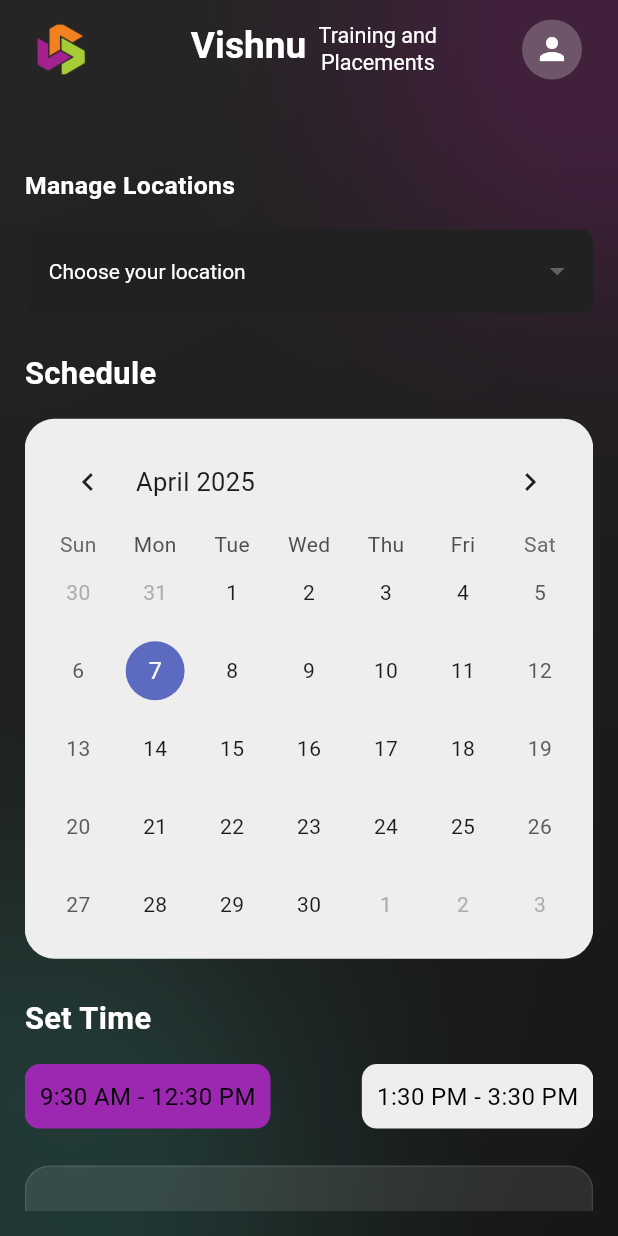
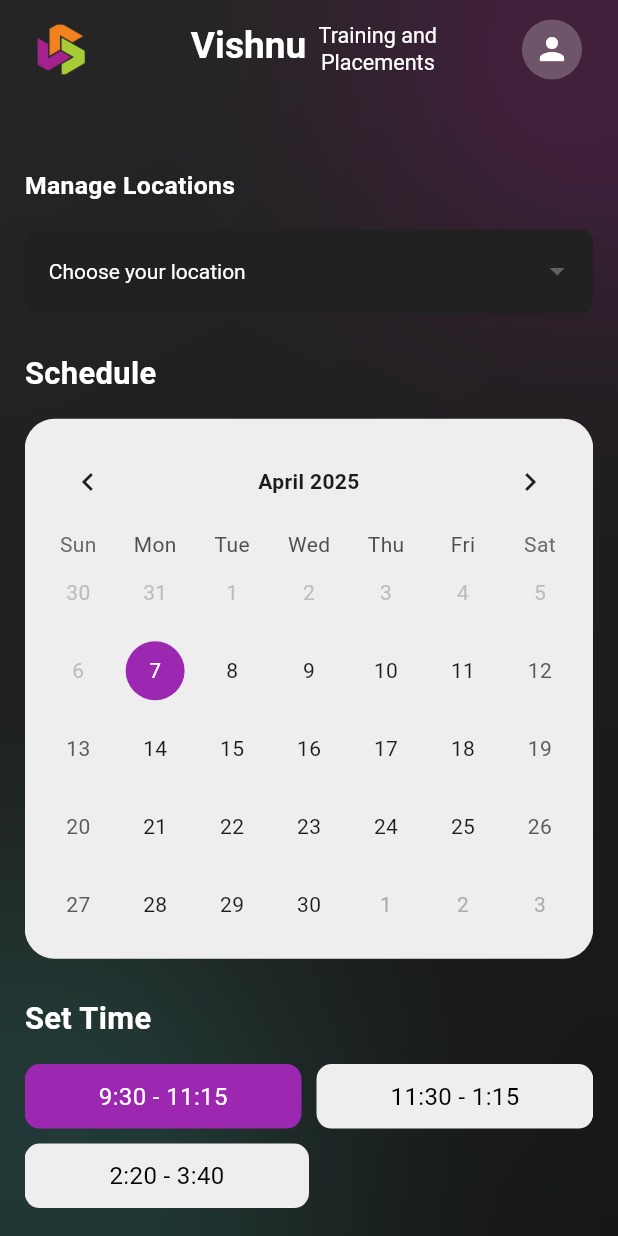
Before and after one commit to Abhi-0987/Vishnu-Training-Placement, a Flutter app: the EventVenueScreen screen opened directly, on a phone screen of 412 x 824 dp. Run offline on Flutter 3.47's test engine with Material 3 defaults, Android fonts, the phone set to English and light mode, and no system bars; drawn by our look-alikes of table_calendar; our stand-ins replace file_picker, fl_chart, get, lottie, pie_chart, shared_preferences; missing offline and left inert: excel; accounts and stored records are empty; Roboto replaces fonts that are missing (Alata); project files that could hold a hidden picture were left out.

Commit message:
made changes in the UI:three times slots,color changes, changed butto… (#32)
* made changes in the UI:three times slots,color changes, changed button name

* made the UI changes

```diff
--- a/lib/main.dart
+++ b/lib/main.dart
@@ -1,5 +1,6 @@
 import 'package:flutter/material.dart';
 import 'package:vishnu_training_and_placements/roots/app_roots.dart';
+import 'package:vishnu_training_and_placements/screens/event_venue.dart';
 
 void main() {
   runApp(const MaterialApp(home: MainApp()));
@@ -15,6 +16,7 @@ class MainApp extends StatelessWidget {
       initialRoute: AppRoutes.splash,
       routes: AppRoutes.routes,
       // home: StudentLoginScreen(isAdmin: false),
+
     );
   }
 }
--- a/lib/screens/event_venue.dart
+++ b/lib/screens/event_venue.dart
@@ -19,7 +19,7 @@ class _EventVenueScreenState extends State<EventVenueScreen> {
 
   DateTime selectedDate = DateTime.now();
   DateTime focusedDate = DateTime.now();
-  String selectedTime = "9:30 AM - 12:30 PM";
+  String selectedTime = "9:30 - 11:15";  // Updated default time
   String selectedLocation = '';
 
   @override
@@ -78,11 +78,11 @@ class _EventVenueScreenState extends State<EventVenueScreen> {
                             backgroundColor: Colors.purple,
                             elevation: 0,
                             padding: EdgeInsets.symmetric(
-                                vertical: height * 0.02, horizontal: width * 0.05),
+                                vertical: height * 0.015, horizontal: width * 0.04),
                           ),
-                          child: Text("Post Attendance",
+                          child: Text("Schedule Class",
                               style: TextStyle(
-                                  fontSize: height * 0.02, fontFamily: 'Alata',color: Colors.white)),
+                                  fontSize: height * 0.025, fontFamily: 'Alata',color: Colors.white)),
                         ),
                       ],
                     ),
@@ -138,6 +138,33 @@ class _EventVenueScreenState extends State<EventVenueScreen> {
         firstDay: DateTime.utc(2020, 01, 01),
         lastDay: DateTime.utc(2040, 12, 31),
         availableCalendarFormats: const {CalendarFormat.month: 'Month'},
+        // Add this to disable past dates
+        enabledDayPredicate: (day) {
+          // Allow only today and future dates
+          return !day.isBefore(DateTime.now().subtract(Duration(days: 1)));
+        },
+        // Add calendar style customization
+        calendarStyle: CalendarStyle(
+          // Selected day customization - violet color
+          selectedDecoration: BoxDecoration(
+            color: Colors.purple,
+            shape: BoxShape.circle,
+          ),
+          selectedTextStyle: TextStyle(color: Colors.white),
+          // Today's day customization
+          todayDecoration: BoxDecoration(
+            color: Colors.purple.withOpacity(0.3),
+            shape: BoxShape.circle,
+          ),
+          todayTextStyle: TextStyle(color: Colors.black),
+          // Disabled days (past dates)
+          disabledTextStyle: TextStyle(color: Colors.grey.shade400),
+        ),
+        headerStyle: HeaderStyle(
+          formatButtonVisible: false,
+          titleCentered: true,
+          titleTextStyle: TextStyle(fontWeight: FontWeight.bold),
+        ),
       ),
     );
   }
@@ -146,18 +173,31 @@ class _EventVenueScreenState extends State<EventVenueScreen> {
   }
 
   Widget _buildTimeSelection() {
-    return Row(
+    return Column(
+      children: [
+        Row(
           mainAxisAlignment: MainAxisAlignment.spaceBetween,
           children: [
-        _buildTimeButton("9:30 AM - 12:30 PM"),
-        _buildTimeButton("1:30 PM - 3:30 PM"),
+            _buildTimeButton("9:30 - 11:15"),
+            SizedBox(width: 10),
+            _buildTimeButton("11:30 - 1:15"),
+          ],
+        ),
+        SizedBox(height: 10),
+        Row(
+          children: [
+            _buildTimeButton("2:20 - 3:40"),
+            Expanded(child: Container()),
+          ],
+        ),
       ],
     );
   }
 
   Widget _buildTimeButton(String time) {
     bool isSelected = selectedTime == time;
-    return GestureDetector(
+    return Expanded(
+      child: GestureDetector(
         onTap: () {
           setState(() {
             selectedTime = time;
@@ -169,7 +209,15 @@ class _EventVenueScreenState extends State<EventVenueScreen> {
             color: isSelected ? Colors.purple : Colors.grey.shade200,
             borderRadius: BorderRadius.circular(10),
           ),
-        child: Text(time, style: TextStyle(color: Colors.black, fontSize: 16)),
+          alignment: Alignment.center,
+          child: Text(
+            time,
+            style: TextStyle(
+              color: isSelected ? Colors.white : Colors.black,
+              fontSize: 16
+            ),
+          ),
+        ),
       ),
     );
   }
```
Lines whose indentation alone changed are shown as unchanged.
